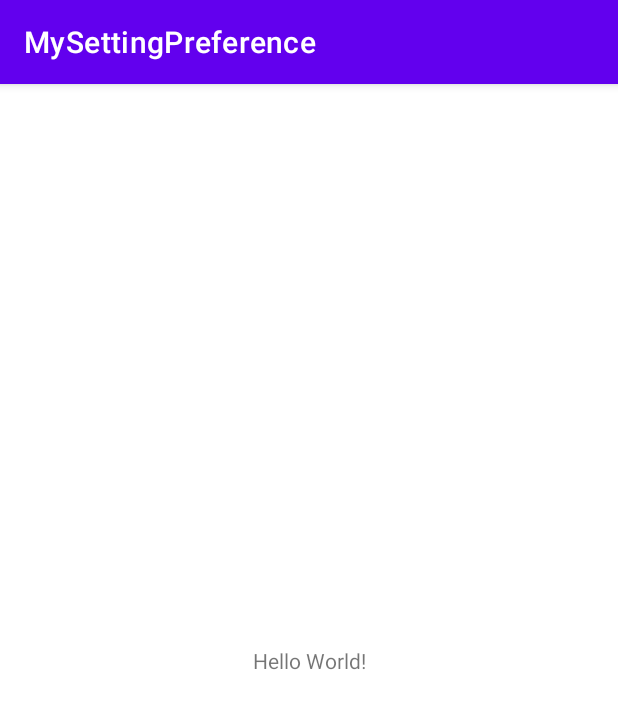
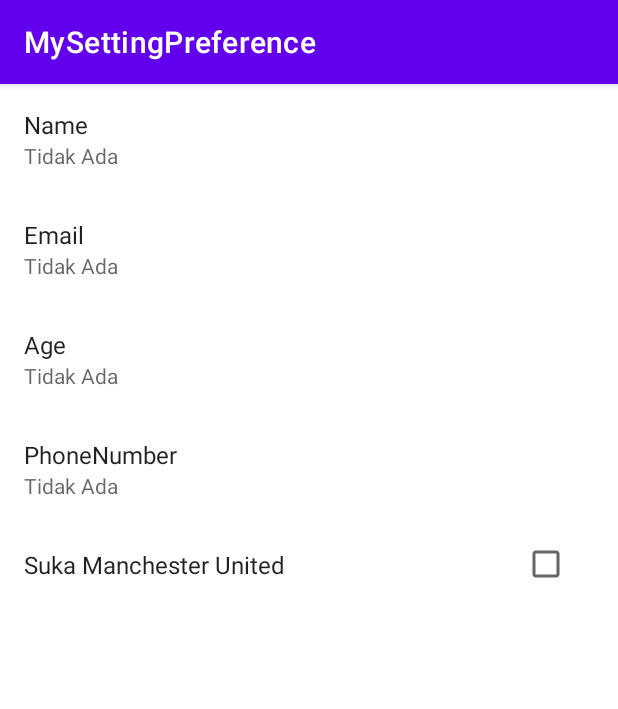
Before and after one commit to rochman25/MySettingPreference, an Android app: the screen it shows after launch (MainActivity), on a phone screen of 412 x 824 dp. Shown: the top 709 px of the screen. Run offline under Robolectric (Android 15) with nearby library versions, the phone set to English and light mode, and no system bars; our stand-ins replace androidx.preference.

Commit message:
add setting preference with fragment preference compat

```diff
--- a/app/build.gradle
+++ b/app/build.gradle
@@ -37,7 +37,8 @@ dependencies {
     implementation 'androidx.appcompat:appcompat:1.4.0'
     implementation 'com.google.android.material:material:1.4.0'
     implementation 'androidx.constraintlayout:constraintlayout:2.1.2'
-    testImplementation 'junit:junit:4.+'
+    testImplementation 'junit:junit:4.13.2'
     androidTestImplementation 'androidx.test.ext:junit:1.1.3'
     androidTestImplementation 'androidx.test.espresso:espresso-core:3.4.0'
+    implementation 'androidx.preference:preference:1.1.1'
 }
--- a/app/src/main/java/com/dicoding/picodiploma/mysettingpreference/MainActivity.kt
+++ b/app/src/main/java/com/dicoding/picodiploma/mysettingpreference/MainActivity.kt
@@ -7,5 +7,7 @@ class MainActivity : AppCompatActivity() {
     override fun onCreate(savedInstanceState: Bundle?) {
         super.onCreate(savedInstanceState)
         setContentView(R.layout.activity_main)
+
+        supportFragmentManager.beginTransaction().add(R.id.setting_holder, MyPreferenceFragment()).commit()
     }
 }
--- /dev/null
+++ b/app/src/main/java/com/dicoding/picodiploma/mysettingpreference/MyPreferenceFragment.kt
@@ -0,0 +1,92 @@
+package com.dicoding.picodiploma.mysettingpreference
+
+import android.content.SharedPreferences
+import android.os.Bundle
+import androidx.preference.CheckBoxPreference
+import androidx.preference.EditTextPreference
+import androidx.preference.PreferenceFragmentCompat
+
+class MyPreferenceFragment : PreferenceFragmentCompat(),
+    SharedPreferences.OnSharedPreferenceChangeListener {
+
+    private lateinit var NAME: String
+    private lateinit var EMAIL: String
+    private lateinit var AGE: String
+    private lateinit var PHONE: String
+    private lateinit var LOVE: String
+
+
+    private lateinit var namePreference: EditTextPreference
+    private lateinit var emailPreference: EditTextPreference
+    private lateinit var agePreference: EditTextPreference
+    private lateinit var phonePreference: EditTextPreference
+    private lateinit var isLoveMuPreference: CheckBoxPreference
+
+    companion object {
+        private const val DEFAULT_VALUE = "Tidak Ada"
+    }
+
+
+    override fun onCreatePreferences(savedInstanceState: Bundle?, rootKey: String?) {
+        addPreferencesFromResource(R.xml.preference)
+        init()
+        setSummaries()
+    }
+
+    private fun init() {
+        NAME = resources.getString(R.string.key_name)
+        EMAIL = resources.getString(R.string.key_email)
+        AGE = resources.getString(R.string.key_age)
+        PHONE = resources.getString(R.string.key_phone)
+        LOVE = resources.getString(R.string.key_love)
+
+        namePreference = findPreference<EditTextPreference> (NAME) as EditTextPreference
+        emailPreference = findPreference<EditTextPreference>(EMAIL) as EditTextPreference
+        agePreference = findPreference<EditTextPreference>(AGE) as EditTextPreference
+        phonePreference = findPreference<EditTextPreference>(PHONE) as EditTextPreference
+        isLoveMuPreference = findPreference<CheckBoxPreference>(LOVE) as CheckBoxPreference
+    }
+
+    private fun setSummaries() {
+        val sh = preferenceManager.sharedPreferences
+        namePreference.summary = sh.getString(NAME, DEFAULT_VALUE)
+        emailPreference.summary = sh.getString(EMAIL, DEFAULT_VALUE)
+        agePreference.summary = sh.getString(AGE, DEFAULT_VALUE)
+        phonePreference.summary = sh.getString(PHONE, DEFAULT_VALUE)
+        isLoveMuPreference.isChecked = sh.getBoolean(LOVE, false)
+
+    }
+
+    override fun onResume() {
+        super.onResume()
+        preferenceScreen.sharedPreferences.registerOnSharedPreferenceChangeListener(this)
+    }
+
+    override fun onPause() {
+        super.onPause()
+        preferenceScreen.sharedPreferences.unregisterOnSharedPreferenceChangeListener(this)
+    }
+
+    override fun onSharedPreferenceChanged(sharedPreferences: SharedPreferences, key: String?) {
+        if(key == NAME) {
+            namePreference.summary = sharedPreferences.getString(NAME, DEFAULT_VALUE)
+        }
+
+        if(key == EMAIL) {
+            emailPreference.summary = sharedPreferences.getString(EMAIL, DEFAULT_VALUE)
+        }
+
+        if(key == PHONE) {
+            phonePreference.summary = sharedPreferences.getString(PHONE, DEFAULT_VALUE)
+        }
+
+        if(key == AGE) {
+            agePreference.summary = sharedPreferences.getString(AGE, DEFAULT_VALUE)
+        }
+
+        if(key == LOVE) {
+            isLoveMuPreference.isChecked = sharedPreferences.getBoolean(LOVE, false)
+        }
+    }
+
+}
--- a/app/src/main/res/layout/activity_main.xml
+++ b/app/src/main/res/layout/activity_main.xml
@@ -1,18 +1,10 @@
 <?xml version="1.0" encoding="utf-8"?>
-<androidx.constraintlayout.widget.ConstraintLayout xmlns:android="http://schemas.android.com/apk/res/android"
-    xmlns:app="http://schemas.android.com/apk/res-auto"
+<LinearLayout xmlns:android="http://schemas.android.com/apk/res/android"
     xmlns:tools="http://schemas.android.com/tools"
+    android:id="@+id/setting_holder"
     android:layout_width="match_parent"
     android:layout_height="match_parent"
+    android:orientation="vertical"
     tools:context=".MainActivity">
 
-    <TextView
-        android:layout_width="wrap_content"
-        android:layout_height="wrap_content"
-        android:text="Hello World!"
-        app:layout_constraintBottom_toBottomOf="parent"
-        app:layout_constraintLeft_toLeftOf="parent"
-        app:layout_constraintRight_toRightOf="parent"
-        app:layout_constraintTop_toTopOf="parent" />
-
-</androidx.constraintlayout.widget.ConstraintLayout>
+</LinearLayout>
--- a/app/src/main/res/values/strings.xml
+++ b/app/src/main/res/values/strings.xml
@@ -1,3 +1,14 @@
 <resources>
     <string name="app_name">MySettingPreference</string>
+    <string name="nothing">Tidak Ada</string>
+    <string name="name">Name</string>
+    <string name="email">Email</string>
+    <string name="age">Age</string>
+    <string name="phone_number">PhoneNumber</string>
+    <string name="is_love">Suka Manchester United</string>
+    <string name="key_email">email</string>
+    <string name="key_age">age</string>
+    <string name="key_phone">phone</string>
+    <string name="key_love">love</string>
+    <string name="key_name">name</string>
 </resources>
--- /dev/null
+++ b/app/src/main/res/xml/preference.xml
@@ -0,0 +1,48 @@
+<?xml version="1.0" encoding="utf-8"?>
+<PreferenceScreen xmlns:android="http://schemas.android.com/apk/res/android"
+    xmlns:app="http://schemas.android.com/apk/res-auto"
+    app:iconSpaceReserved="false"
+    >
+
+    <EditTextPreference
+        android:key="@string/key_name"
+        android:selectAllOnFocus="true"
+        android:singleLine="true"
+        android:summary="@string/nothing"
+        android:title="@string/name"
+        app:iconSpaceReserved="false"/>
+
+    <EditTextPreference
+        android:inputType="textEmailAddress"
+        android:key="@string/key_email"
+        android:selectAllOnFocus="true"
+        android:singleLine="true"
+        android:summary="@string/nothing"
+        android:title="@string/email"
+        app:iconSpaceReserved="false"/>
+
+    <EditTextPreference
+        android:inputType="number"
+        android:key="@string/key_age"
+        android:selectAllOnFocus="true"
+        android:singleLine="true"
+        android:summary="@string/nothing"
+        android:title="@string/age"
+        app:iconSpaceReserved="false"/>
+
+    <EditTextPreference
+        android:inputType="phone"
+        android:key="@string/key_phone"
+        android:selectAllOnFocus="true"
+        android:singleLine="true"
+        android:summary="@string/nothing"
+        android:title="@string/phone_number"
+        app:iconSpaceReserved="false"/>
+
+    <CheckBoxPreference
+        android:defaultValue="false"
+        android:key="@string/key_love"
+        android:title="@string/is_love"
+        app:iconSpaceReserved="false"/>
+
+</PreferenceScreen>
```
